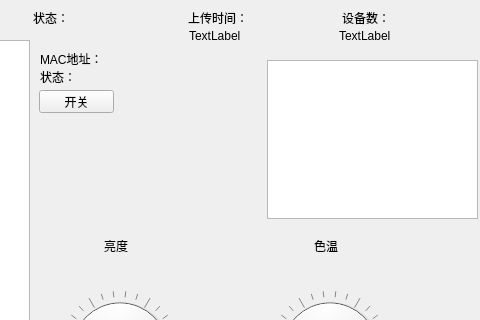
Above: PCSoftware/mainwindow.ui from Sieunyue/Graduation-project before the change; both pictures show x 121 to 601 and y 0 to 320 of the 601 by 443 pixel window. Below: the same form after it.
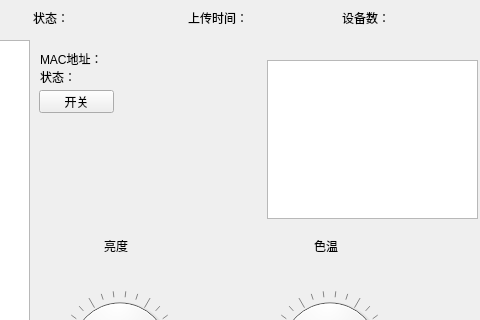
That is the form after the change.

```diff
--- a/PCSoftware/mainwindow.ui
+++ b/PCSoftware/mainwindow.ui
@@ -211,7 +211,7 @@
     </rect>
    </property>
    <property name="text">
-    <string>TextLabel</string>
+    <string/>
    </property>
   </widget>
   <widget class="QLabel" name="label_12">
@@ -224,7 +224,7 @@
     </rect>
    </property>
    <property name="text">
-    <string>TextLabel</string>
+    <string/>
    </property>
   </widget>
   <widget class="QTextBrowser" name="textBrowser">
```
